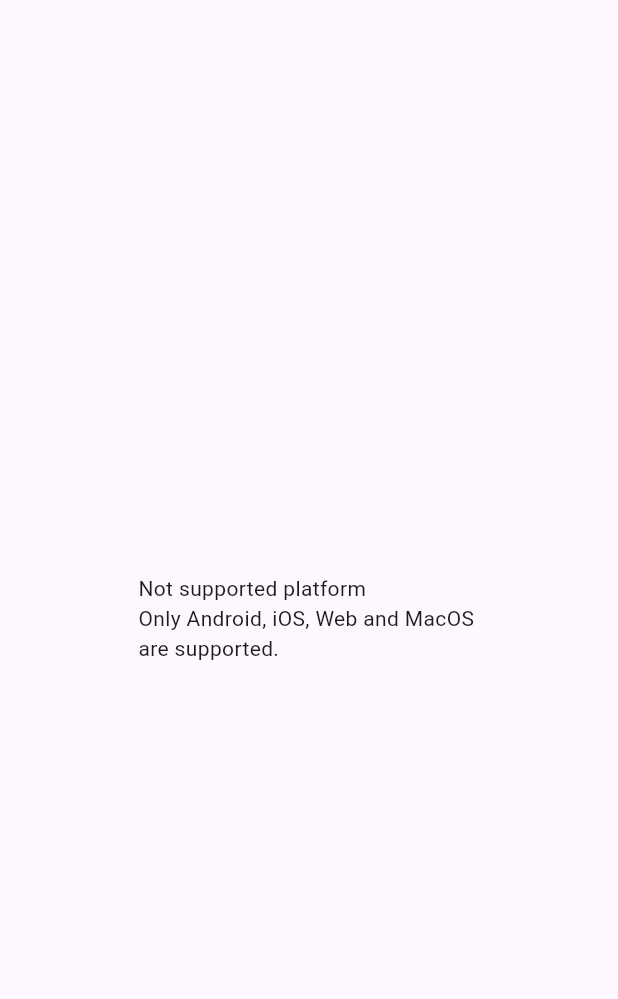
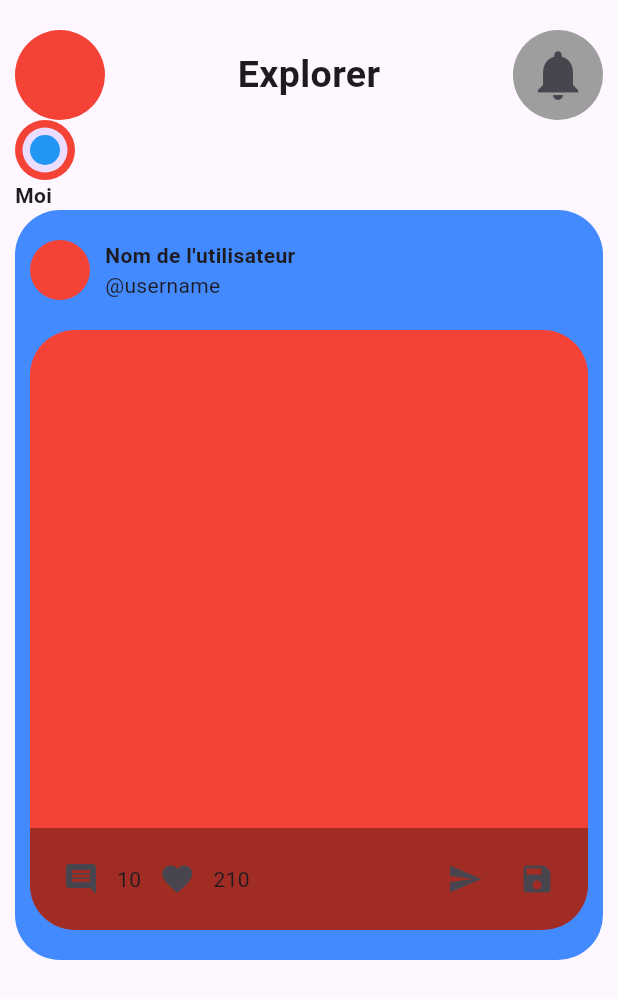
Before and after one commit to Georges987/Chat-T, a Flutter app: the screen it shows after launch, on a phone screen of 412 x 824 dp. Shown: the top 999 px of the screen. Run offline on Flutter 3.47's test engine with Material 3 defaults, Android fonts, the light colour scheme and no system bars; our stand-ins replace firebase_core, get; accounts and stored records are empty.

Commit message:
creting component

```diff
--- /dev/null
+++ b/lib/app/components/bottom_bar.dart
@@ -0,0 +1,20 @@
+import 'package:flutter/material.dart';
+
+class RoundedBar extends StatefulWidget {
+  const RoundedBar({super.key});
+
+  @override
+  State<RoundedBar> createState() => _RoundedBarState();
+}
+
+class _RoundedBarState extends State<RoundedBar> {
+  @override
+  Widget build(BuildContext context) {
+    return BottomNavigationBar(items: const [
+      BottomNavigationBarItem(icon: Icon(Icons.home), label: "Home"),
+      BottomNavigationBarItem(icon: Icon(Icons.home), label: "Home"),
+      BottomNavigationBarItem(icon: Icon(Icons.home), label: "Home"),
+      BottomNavigationBarItem(icon: Icon(Icons.home), label: "Home"),
+    ]);
+  }
+}
--- /dev/null
+++ b/lib/app/components/navbar.dart
@@ -0,0 +1,36 @@
+import 'package:flutter/material.dart';
+
+class Navbar extends StatelessWidget {
+  const Navbar({super.key});
+
+  @override
+  Widget build(BuildContext context) {
+    return Row(
+      mainAxisAlignment: MainAxisAlignment.spaceBetween,
+      children: [
+        const CircleAvatar(
+          backgroundColor: Colors.red,
+          radius: 30,
+        ),
+        const Text(
+          "Explorer",
+          style: TextStyle(
+            fontWeight: FontWeight.bold,
+            fontSize: 25,
+          ),
+        ),
+        IconButton(
+          onPressed: () {},
+          padding: const EdgeInsets.all(10),
+          iconSize: 40,
+          style: ButtonStyle(
+            backgroundColor: MaterialStateProperty.all<Color>(Colors.grey),
+          ),
+          icon: const Icon(
+            Icons.notifications,
+          ),
+        )
+      ],
+    );
+  }
+}
--- /dev/null
+++ b/lib/app/components/post_card.dart
@@ -0,0 +1,105 @@
+import 'package:flutter/material.dart';
+
+class PostCard extends StatefulWidget {
+  const PostCard({super.key, required this.post});
+
+  final post;
+  @override
+  State<PostCard> createState() => _PostCardState();
+}
+
+class _PostCardState extends State<PostCard> {
+  @override
+  Widget build(BuildContext context) {
+    return Container(
+      height: 500,
+      decoration: const BoxDecoration(
+        color: Colors.blueAccent,
+        borderRadius: BorderRadius.all(
+          Radius.circular(30),
+        ),
+      ),
+      padding: const EdgeInsets.symmetric(horizontal: 10, vertical: 20),
+      child: Column(
+        mainAxisAlignment: MainAxisAlignment.spaceBetween,
+        children: [
+          const Row(
+            children: [
+              CircleAvatar(
+                backgroundColor: Colors.red,
+              ),
+              SizedBox(
+                width: 10,
+              ),
+              Column(
+                crossAxisAlignment: CrossAxisAlignment.start,
+                children: [
+                  Text(
+                    "Nom de l'utilisateur",
+                    style: TextStyle(
+                      fontWeight: FontWeight.bold,
+                    ),
+                  ),
+                  Text(
+                    "@username",
+                  )
+                ],
+              )
+            ],
+          ),
+          Container(
+              height: 400,
+              decoration: const BoxDecoration(
+                color: Colors.red,
+                borderRadius: BorderRadius.all(
+                  Radius.circular(30),
+                ),
+              ),
+              child: Column(
+                mainAxisAlignment: MainAxisAlignment.end,
+                children: [
+                  Container(
+                    decoration: const BoxDecoration(
+                        color: Color.fromARGB(88, 0, 0, 0),
+                        borderRadius:
+                            BorderRadius.vertical(bottom: Radius.circular(30))),
+                    padding: const EdgeInsets.all(10),
+                    child: Row(
+                      mainAxisAlignment: MainAxisAlignment.spaceBetween,
+                      children: [
+                        Row(
+                          children: [
+                            IconButton(
+                              onPressed: () {},
+                              icon: const Icon(Icons.comment),
+                            ),
+                            Text("10"),
+                            IconButton(
+                              onPressed: () {},
+                              icon: const Icon(Icons.favorite),
+                            ),
+                            Text("210"),
+                          ],
+                        ),
+                        Row(
+                          children: [
+                            IconButton(
+                              onPressed: () {},
+                              icon: const Icon(Icons.send),
+                            ),
+                            IconButton(
+                              onPressed: () {},
+                              icon: const Icon(Icons.save),
+                            ),
+                          ],
+                        )
+                      ],
+                    ),
+                  )
+                ],
+              )),
+        ],
+      ),
+    );
+  }
+}
--- /dev/null
+++ b/lib/app/components/status_circle.dart
@@ -0,0 +1,31 @@
+import 'package:flutter/material.dart';
+
+class StatusAvatar extends StatelessWidget {
+  const StatusAvatar({super.key, required this.status});
+
+  final bool status;
+
+  @override
+  Widget build(BuildContext context) {
+    return const Column(
+      crossAxisAlignment: CrossAxisAlignment.start,
+      children: [
+        CircleAvatar(
+          radius: 20,
+          backgroundColor: Colors.red,
+          child: CircleAvatar(
+            radius: 15,
+            child: CircleAvatar(
+              radius: 10,
+              backgroundColor: Colors.blue,
+            ),
+          ),
+        ),
+        Text(
+          "Moi",
+          style: TextStyle(fontWeight: FontWeight.bold),
+        )
+      ],
+    );
+  }
+}
--- a/lib/app/modules/home/controllers/home_controller.dart
+++ b/lib/app/modules/home/controllers/home_controller.dart
@@ -1,8 +1,8 @@
 import 'package:get/get.dart';
 
 class HomeController extends GetxController {
+  final count = 0.obs;
 
-  final count = 0.obs;
   @override
   void onInit() {
     super.onInit();
--- a/lib/app/modules/home/views/home_view.dart
+++ b/lib/app/modules/home/views/home_view.dart
@@ -1,6 +1,10 @@
 import 'package:flutter/material.dart';
 
 import 'package:get/get.dart';
+import 'package:getcliexemple/app/components/bottom_bar.dart';
+import 'package:getcliexemple/app/components/navbar.dart';
+import 'package:getcliexemple/app/components/post_card.dart';
+import 'package:getcliexemple/app/components/status_circle.dart';
 
 import '../controllers/home_controller.dart';
 
@@ -9,17 +13,19 @@ class HomeView extends GetView<HomeController> {
   @override
   Widget build(BuildContext context) {
     return Scaffold(
-        body: SafeArea(
-            child: ListView(
-      children: const [
-        Row(
-          children: [
-            Icon(
-              Icons.access_alarm,
-            )
-          ],
-        )
-      ],
-    )));
+      body: SafeArea(
+        child: ListView(
+            padding: const EdgeInsets.symmetric(horizontal: 10, vertical: 20),
+            children: const [
+              // TODO: navbar
+              Navbar(),
+              // TODO : StatusBar
+              StatusAvatar(status: true),
+              // TODO : List of post
+              PostCard(post: "post"),
+            ]),
+      ),
+      bottomNavigationBar: RoundedBar(),
+    );
   }
 }
--- a/lib/main.dart
+++ b/lib/main.dart
@@ -10,7 +10,7 @@ import 'app/routes/app_pages.dart';
 
 void main() async {
   WidgetsFlutterBinding.ensureInitialized();
-  if (Platform.isLinux && !Platform.isWindows) {
+  if (!Platform.isLinux && !Platform.isWindows) {
     // await Firebase.initializeApp(
     //   options: DefaultFirebaseOptions.currentPlatform,
     // );
```
